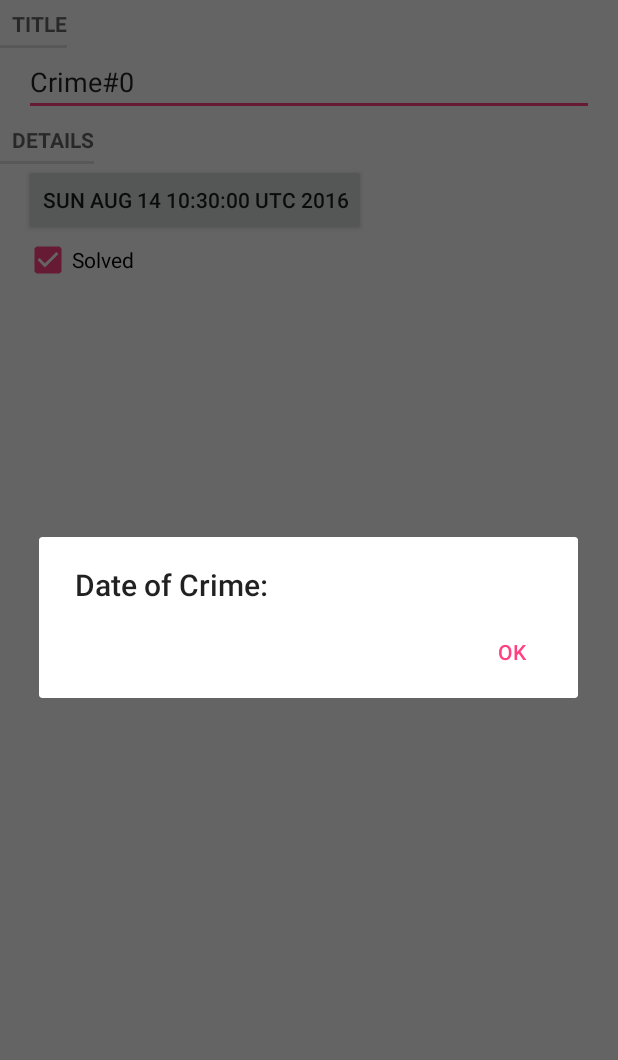
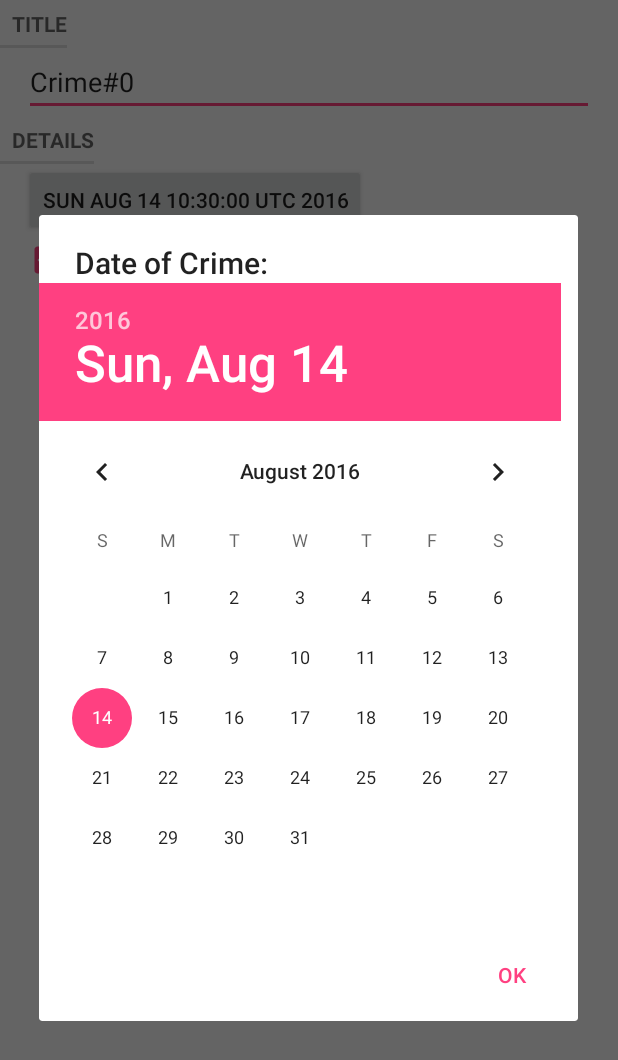
Before and after one commit to calmli/CriminalIntent, an Android app: the CrimeFragment screen opened directly, with no data from a screen before it, after a tap on an icon or button, on a phone screen of 412 x 824 dp. Shown: the top 1060 px of the screen. Run offline under Robolectric (Android 15) with nearby library versions, the phone set to English and light mode, and no system bars.

Commit message:
five commit

```diff
--- a/app/src/main/java/com/example/calmlee/criminalintent/CrimeFragment.java
+++ b/app/src/main/java/com/example/calmlee/criminalintent/CrimeFragment.java
@@ -1,9 +1,9 @@
 package com.example.calmlee.criminalintent;
 
-import android.app.AlertDialog;
+import android.app.Activity;
+import android.content.Intent;
 import android.os.Bundle;
 import android.support.annotation.Nullable;
-import android.support.v4.app.DialogFragment;
 import android.support.v4.app.Fragment;
 import android.support.v4.app.FragmentManager;
 import android.text.Editable;
@@ -16,6 +16,7 @@ import android.widget.CheckBox;
 import android.widget.CompoundButton;
 import android.widget.EditText;
 
+import java.util.Date;
 import java.util.UUID;
 
 
@@ -29,6 +30,7 @@ public class CrimeFragment extends Fragment {
     private CheckBox mCrimeSolved;
     private static final String ARG_CRIME_ID = "crime_id";
     private static final String DIALOG_DATE = "DialogDate";
+    private static final int REQUEST_DATE = 0;
 
     @Override
     public void onCreate(@Nullable Bundle savedInstanceState) {
@@ -50,7 +52,7 @@ public class CrimeFragment extends Fragment {
         mCrimeDate = (Button) view.findViewById(R.id.crime_date);
         mCrimeSolved = (CheckBox) view.findViewById(R.id.crime_solved);
         mCrimeSolved.setChecked(mCrime.ismSolved());
-        mCrimeDate.setText(mCrime.getmDate().toString());
+        updateDate();
 
         //设置事件
         mCrimeTitle.addTextChangedListener(new TextWatcher() {
@@ -81,8 +83,15 @@ public class CrimeFragment extends Fragment {
         mCrimeDate.setOnClickListener(new View.OnClickListener() {
             @Override
             public void onClick(View v) {
-                FragmentManager manager = getActivity().getSupportFragmentManager();
-                DatePickerFragment dialog = new DatePickerFragment();
+                //获得托管Activity的FragmentManager对象，并将DatePickerFragment也托管在同一个Activity中
+                //也就是说同个Activity托管两个Fragment
+                FragmentManager manager = getFragmentManager();
+                DatePickerFragment dialog = DatePickerFragment.newInstance(mCrime.getmDate());
+
+                //为dialog设置返回数据的目标Fragment
+                //设置返回数据的目标Fragment可以方便调用getTargetFragment()和getTargetRequestCode()
+                dialog.setTargetFragment(CrimeFragment.this,REQUEST_DATE);
+
                 dialog.show(manager,DIALOG_DATE);
             }
         });
@@ -100,5 +109,19 @@ public class CrimeFragment extends Fragment {
         return fragment;
     }
 
+    @Override
+    public void onActivityResult(int requestCode, int resultCode, Intent data) {
+        if(resultCode!= Activity.RESULT_OK){
+            return;
+        }
+        if (requestCode == REQUEST_DATE){
+            Date date = (Date) data.getSerializableExtra(DatePickerFragment.EXTRA_DATE);
+            mCrime.setmDate(date);
+            updateDate();
+        }
+    }
 
+    private void updateDate() {
+        mCrimeDate.setText(mCrime.getmDate().toString());
+    }
 }
--- a/app/src/main/java/com/example/calmlee/criminalintent/CrimePagerActivity.java
+++ b/app/src/main/java/com/example/calmlee/criminalintent/CrimePagerActivity.java
@@ -67,4 +67,5 @@ public class CrimePagerActivity extends FragmentActivity{
         intent.putExtra(EXTRA_CRIME_ID,crimeId);
         return intent;
     }
+
 }
--- a/app/src/main/java/com/example/calmlee/criminalintent/DatePickerFragment.java
+++ b/app/src/main/java/com/example/calmlee/criminalintent/DatePickerFragment.java
@@ -1,21 +1,85 @@
 package com.example.calmlee.criminalintent;
 
+import android.app.Activity;
 import android.app.AlertDialog;
 import android.app.Dialog;
+import android.content.DialogInterface;
+import android.content.Intent;
 import android.os.Bundle;
 import android.support.annotation.NonNull;
 import android.support.v4.app.DialogFragment;
+import android.support.v4.app.Fragment;
+import android.view.LayoutInflater;
+import android.view.View;
+import android.widget.DatePicker;
 
-/**
- * Created by calmlee on 2016/8/13.
- */
+import java.util.Calendar;
+import java.util.Date;
+import java.util.GregorianCalendar;
+
 public class DatePickerFragment extends DialogFragment{
+    private static final String ARGS_CRIME_DATE = "com.example.calmlee.criminalintent.crime_date";
+    private DatePicker mDatePicker;
+    public static final String EXTRA_DATE = "com.example.calmlee.criminalintent.data";
     @NonNull
     @Override
     public Dialog onCreateDialog(Bundle savedInstanceState) {
+
+        //获得CrimeFragment中传过来的值
+        Date date = (Date) getArguments().getSerializable(ARGS_CRIME_DATE);
+
+        //要将Date的值封装在DatePicker中必须要用Calendar对象
+        Calendar calendar = Calendar.getInstance();
+        calendar.setTime(date);
+        int year = calendar.get(Calendar.YEAR);
+        int month = calendar.get(Calendar.MONTH);
+        int day = calendar.get(Calendar.DAY_OF_MONTH);
+
+        //将xml文件转化成View对象
+        View view = LayoutInflater.from(getActivity()).inflate(R.layout.dialog_date,null,false);
+
+        //获得DatePicker对象
+        mDatePicker = (DatePicker) view.findViewById(R.id.dialog_date_picker);
+
+        //为mDatePicker设置值
+        mDatePicker.init(year,month,day,null);
+
        return  new AlertDialog.Builder(getActivity())
+                .setView(view)
                 .setTitle(R.string.crime_date_picker_title)
-                .setPositiveButton(android.R.string.ok,null)
+                .setPositiveButton(android.R.string.ok, new DialogInterface.OnClickListener() {
+                    //为OK按钮设置事件
+                    @Override
+                    public void onClick(DialogInterface dialog, int which) {
+                        //从DatePicker对象中读取年月日
+                        int year = mDatePicker.getYear();
+                        int month = mDatePicker.getMonth();
+                        int day = mDatePicker.getDayOfMonth();
+
+                        //通过GregorianCanlendar把年月日封装成Date对象
+                        Date date = new GregorianCalendar(year,month,day).getTime();
+
+                        //通过此方法发送数据给绑定的Fragment
+                        sendResult(Activity.RESULT_OK,date);
+                    }
+                })
                 .create();
     }
+
+    public void sendResult(int resultCode,Date date){
+        if(getTargetFragment()==null){
+            return;
+        }
+        Intent intent = new Intent();
+        intent.putExtra(EXTRA_DATE,date);
+        getTargetFragment().onActivityResult(getTargetRequestCode(),resultCode,intent);
+    }
+
+    public static DatePickerFragment newInstance(Date date) {
+        Bundle args = new Bundle();
+        args.putSerializable(ARGS_CRIME_DATE,date);
+        DatePickerFragment fragment = new DatePickerFragment();
+        fragment.setArguments(args);
+        return fragment;
+    }
 }
--- /dev/null
+++ b/app/src/main/res/layout/dialog_date.xml
@@ -0,0 +1,9 @@
+<?xml version="1.0" encoding="utf-8"?>
+<DatePicker
+    xmlns:android="http://schemas.android.com/apk/res/android"
+    android:layout_width="match_parent"
+    android:id="@+id/dialog_date_picker"
+    android:layout_height="match_parent"
+    android:calendarViewShown="false">
+
+</DatePicker>
```
Also changed, not shown: app/src/main/java/com/example/calmlee/criminalintent/FragmentPagerActivity.java (deleted, +0 -10 lines), app/src/main/java/com/example/calmlee/criminalintent/test.java (added, +9 -0 lines).
